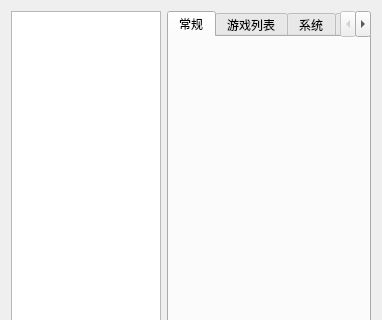
First picture: the form in src/yuzu/configuration/configure.ui, repository formylover/yuzu-early-access, before the edit; both pictures show x 0 to 382 and y 0 to 320 of the 382 by 650 pixel window.
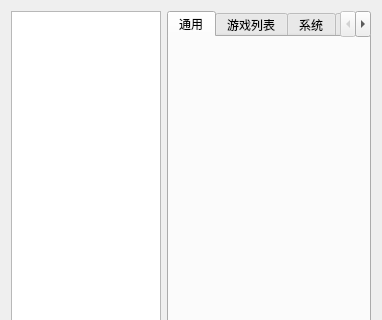
Second picture: the form after the edit. Custom widgets are drawn as their Qt base class.

The edit to the form file:
```diff
--- a/src/yuzu/configuration/configure.ui
+++ b/src/yuzu/configuration/configure.ui
@@ -45,7 +45,7 @@
        </property>
        <widget class="ConfigureGeneral" name="generalTab">
         <attribute name="title">
-         <string>常规</string>
+         <string>通用</string>
         </attribute>
        </widget>
        <widget class="ConfigureUi" name="uiTab">
@@ -90,7 +90,7 @@
        </widget>
        <widget class="ConfigureAudio" name="audioTab">
         <attribute name="title">
-         <string>音频</string>
+         <string>声音</string>
         </attribute>
        </widget>
        <widget class="ConfigureDebug" name="debugTab">
```
Left out of the diff: 2 changed lines with no effect on the pictures.
